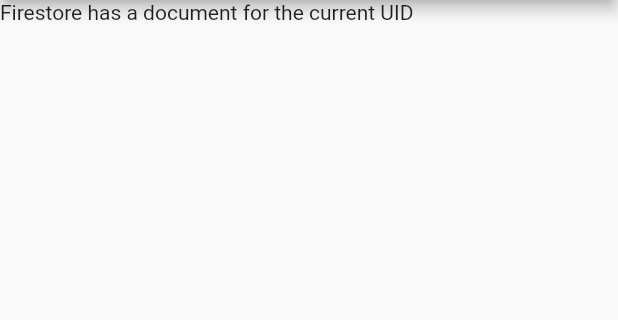
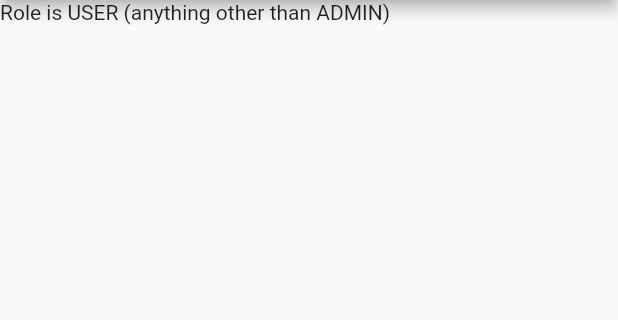
Before and after one commit to eso5-uol/Flutter-reciepts-app, a Flutter app: the screen it shows once a user with an empty profile is signed in, on a phone screen of 412 x 824 dp, the part 84-404 px from its top. Run offline on Flutter 3.47's test engine with Material 2 defaults, Android fonts, the phone set to English and light mode, and no system bars; our stand-ins replace cloud_firestore, firebase_auth, fluttertoast, random_string; accounts and stored records are empty.

Commit message:
User document in Firestore is retrieved and the role is checked with checkRole() function

```diff
--- a/fdm_expenses_app/lib/screens/home/home.dart
+++ b/fdm_expenses_app/lib/screens/home/home.dart
@@ -41,11 +41,29 @@ class Home extends StatelessWidget {
           if (snapshot.hasError) {
             return Text('Error: ${snapshot.error}');
           } else if (snapshot.hasData) {
-                return Text('Firestore has a document for the current UID');
+            // Firestore has a document in the 'users' collection with the current user's UID
+            return checkRole(snapshot.data);
           }
           return LinearProgressIndicator();
+        });
   }
+
+  Container checkRole(DocumentSnapshot snapshot) {
+    if (snapshot.data == null) {
+      return Container(
+        child: Text("No data set in Firestore for the current user - check Firestore!")
       );
     }
-
+    if (snapshot.data['role'] == 'admin') {
+      return Container(
+          child: Text("Role is ADMIN")
+      );
+      // return adminPage();
+    } else {
+      return Container(
+          child: Text("Role is USER (anything other than ADMIN)")
+      );
+      // return userPage();
     }
+  }
+}
```
Lines whose indentation alone changed are shown as unchanged.
